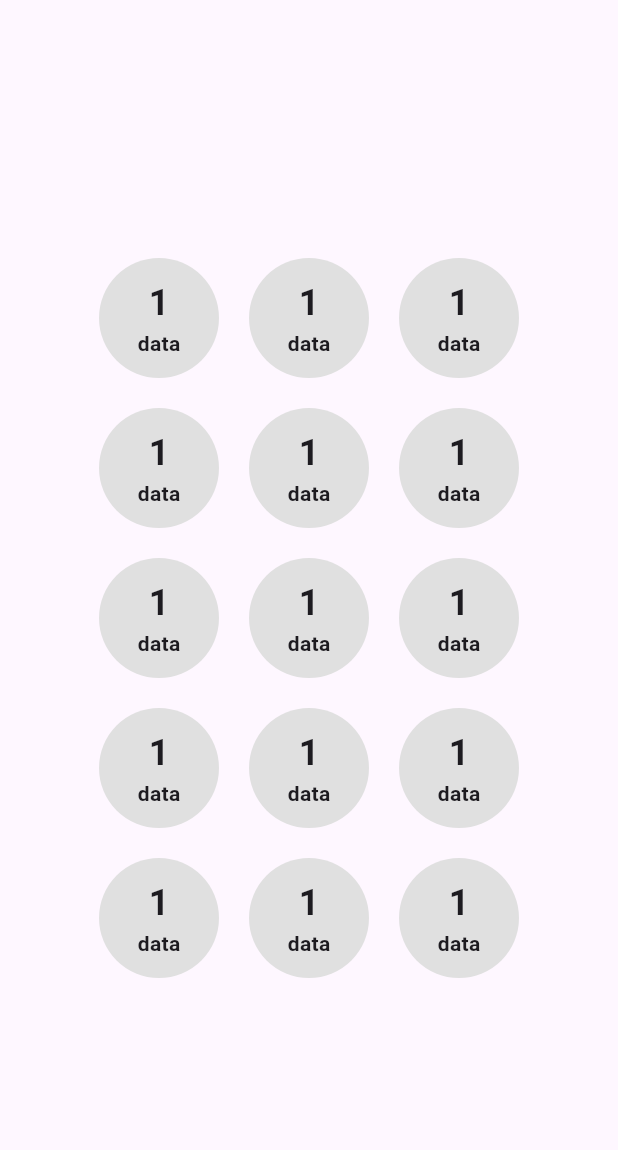
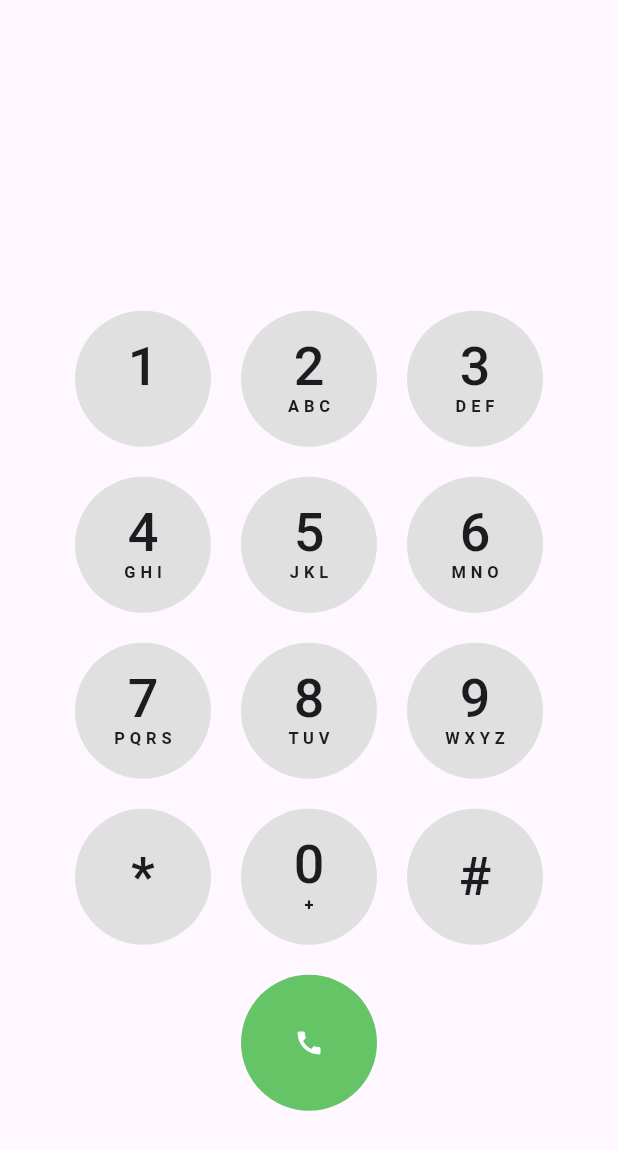
Before and after one commit to hyun471/flutter-morning-UI, a Flutter app: the screen it shows after launch, on a phone screen of 412 x 824 dp. Shown: the top 1150 px of the screen. Run offline on Flutter 3.47's test engine with Material 3 defaults, Android fonts, the phone set to English and light mode, and no system bars.

Commit message:
Ui_0724 추가

```diff
--- /dev/null
+++ b/lib/7/answer/ui_0724.dart
@@ -0,0 +1,122 @@
+import 'package:flutter/material.dart';
+
+class Home0724 extends StatelessWidget {
+  @override
+  Widget build(BuildContext context) {
+    return Scaffold(
+      body: Padding(
+        padding: const EdgeInsets.symmetric(horizontal: 50),
+        child: Column(
+          mainAxisAlignment: MainAxisAlignment.center,
+          children: [
+            SizedBox(
+              height: MediaQuery.sizeOf(context).height * 0.15,
+            ),
+            Row(
+              children: [
+                numButton('1', ''),
+                SizedBox(width: 20),
+                numButton('2', 'A B C'),
+                SizedBox(width: 20),
+                numButton('3', 'D E F'),
+              ],
+            ),
+            SizedBox(height: 20),
+            Row(
+              children: [
+                numButton('4', 'G H I'),
+                SizedBox(width: 20),
+                numButton('5', 'J K L'),
+                SizedBox(width: 20),
+                numButton('6', 'M N O'),
+              ],
+            ),
+            SizedBox(height: 20),
+            Row(
+              children: [
+                numButton('7', 'P Q R S'),
+                SizedBox(width: 20),
+                numButton('8', 'T U V'),
+                SizedBox(width: 20),
+                numButton('9', 'W X Y Z'),
+              ],
+            ),
+            SizedBox(height: 20),
+            Row(
+              children: [
+                numButton('*', null),
+                SizedBox(width: 20),
+                numButton('0', '+'),
+                SizedBox(width: 20),
+                numButton('#', null),
+              ],
+            ),
+            SizedBox(height: 20),
+            Row(
+              children: [
+                Spacer(),
+                SizedBox(width: 20),
+                Expanded(
+                  child: AspectRatio(
+                    aspectRatio: 1,
+                    child: Container(
+                      decoration: BoxDecoration(
+                        color: Color.fromRGBO(101, 196, 102, 1),
+                        shape: BoxShape.circle,
+                      ),
+                      height: 50,
+                      child: Icon(
+                        Icons.call,
+                        size: 20,
+                        color: Colors.white,
+                      ),
+                    ),
+                  ),
+                ),
+                SizedBox(width: 20),
+
+                Spacer(),
+              ],
+            ),
+          ],
+        ),
+      ),
+    );
+  }
+
+  Widget numButton(String numberText, String? subText) {
+    return Expanded(
+      child: AspectRatio(
+        aspectRatio: 1,
+        child: Container(
+          decoration: BoxDecoration(
+            color: Colors.grey[300],
+            shape: BoxShape.circle,
+          ),
+          height: 50,
+          child: Column(
+            mainAxisAlignment: MainAxisAlignment.center,
+            children: [
+              Text(
+                numberText,
+                style: TextStyle(
+                  fontSize: 36,
+                  fontWeight: FontWeight.w500,
+                  height: 1,
+                ),
+              ),
+              if (subText != null)
+                Text(
+                  subText,
+                  style: TextStyle(
+                    fontSize: 11,
+                    fontWeight: FontWeight.bold,
+                  ),
+                ),
+            ],
+          ),
+        ),
+      ),
+    );
+  }
+}
--- a/lib/7/ui_0724.dart
+++ b/lib/7/ui_0724.dart
@@ -1,54 +1,86 @@
 import 'package:flutter/material.dart';
 
 Map<String, String> data = {
-  '1': '',
-  '2': 'ABC',
-  '3': 'DEF',
-  '4': 'GHI,',
-  '5': 'JKL',
-  '6': 'MNO',
-  '7': 'PQRS',
-  '8': 'TUV',
-  '9': 'WXYZ',
+  '1': ' ',
+  '2': 'A B C',
+  '3': 'D E F',
+  '4': 'G H I',
+  '5': 'J K L',
+  '6': 'M N O',
+  '7': 'P Q R S',
+  '8': 'T U V',
+  '9': 'W X Y Z',
+  '*': '',
+  '0': '',
+  '#': '',
 };
 
-class Home0724 extends StatelessWidget {
+class MyHome0724 extends StatelessWidget {
   @override
   Widget build(BuildContext context) {
     final newdata = data.entries.toList();
     return Scaffold(
-      body: Column(
+      body: SafeArea(
+        child: Column(
           mainAxisAlignment: MainAxisAlignment.center,
           children: [
-          numKeyRow(),
-          numKeyRow(),
-          numKeyRow(),
-          numKeyRow(),
-          numKeyRow(),
+            Text('data'),
+            Text('data'),
+            Spacer(),
+            numKeyRow(newdata[0], newdata[1], newdata[2]),
+            numKeyRow(newdata[3], newdata[4], newdata[5]),
+            numKeyRow(newdata[6], newdata[7], newdata[8]),
+            numKeyRow(newdata[9], newdata[10], newdata[11]),
+            Row(
+              mainAxisAlignment: MainAxisAlignment.center,
+              children: [
+                Padding(
+                  padding: const EdgeInsets.all(10),
+                  child: SizedBox(height: 80, width: 80),
+                ),
+                Padding(
+                  padding: const EdgeInsets.all(10),
+                  child: callBox(),
+                ),
+                Padding(
+                  padding: const EdgeInsets.all(10),
+                  child: SizedBox(height: 80, width: 80),
+                ),
               ],
+            ),
+
+            SafeArea(child: SizedBox(height: 60)),
+          ],
+        ),
       ),
     );
   }
 
-  Row numKeyRow() => Row(
+  Row numKeyRow(
+    MapEntry<String, String> newdata1,
+    MapEntry<String, String> newdata2,
+    MapEntry<String, String> newdata3,
+  ) {
+    return Row(
       mainAxisAlignment: MainAxisAlignment.center,
       children: [
         Padding(
           padding: const EdgeInsets.all(10),
-        child: numKey(),
+          child: numKey(newdata1),
         ),
         Padding(
           padding: const EdgeInsets.all(10),
-        child: numKey(),
+          child: numKey(newdata2),
         ),
         Padding(
           padding: const EdgeInsets.all(10),
-        child: numKey(),
+          child: numKey(newdata3),
         ),
       ],
     );
+  }
 
-  Container numKey() {
+  Container numKey(MapEntry<String, String> data) {
     return Container(
       width: 80,
       height: 80,
@@ -60,21 +92,37 @@ class Home0724 extends StatelessWidget {
         mainAxisAlignment: MainAxisAlignment.center,
         children: [
           Text(
-            '1',
+            data.key,
             style: TextStyle(
-              fontSize: 24,
+              fontSize: 30,
               fontWeight: FontWeight.bold,
             ),
           ),
+          if (data.value != '') ...[
             Text(
-            'data',
+              data.value,
               style: TextStyle(
-              fontSize: 14,
+                fontSize: 12,
                 fontWeight: FontWeight.bold,
               ),
             ),
+          ] else if (data.key == '0') ...[
+            Icon(Icons.add, size: 20),
+          ],
         ],
       ),
     );
   }
+
+  Container callBox() {
+    return Container(
+      width: 80,
+      height: 80,
+      decoration: BoxDecoration(
+        borderRadius: BorderRadius.circular(100),
+        color: const Color.fromARGB(255, 45, 212, 51),
+      ),
+      child: Icon(Icons.call, size: 34, color: Colors.white),
+    );
   }
+}
--- a/lib/main.dart
+++ b/lib/main.dart
@@ -1,4 +1,5 @@
 import 'package:flutter/material.dart';
+import 'package:flutter_morning_ui/7/answer/ui_0724.dart';
 import 'package:flutter_morning_ui/7/ui_0724.dart';
 
 void main() {
@@ -11,7 +12,7 @@ class MyApp extends StatelessWidget {
   @override
   Widget build(BuildContext context) {
     return MaterialApp(
-      title: 'flutter Demop',
+      title: 'rororoo',
       theme: ThemeData(
         colorScheme: ColorScheme.fromSeed(
           seedColor: Colors.deepPurple,
--- a/lib/ui_backup.dart
+++ b/lib/ui_backup.dart
@@ -1,6 +1,6 @@
 import 'package:flutter/material.dart';
 
-class Home0724 extends StatelessWidget {
+class Uibackup extends StatelessWidget {
   @override
   Widget build(BuildContext context) {
     return Scaffold();
```
Also changed, not shown: 1 other file. Lines whose indentation alone changed are shown as unchanged.
